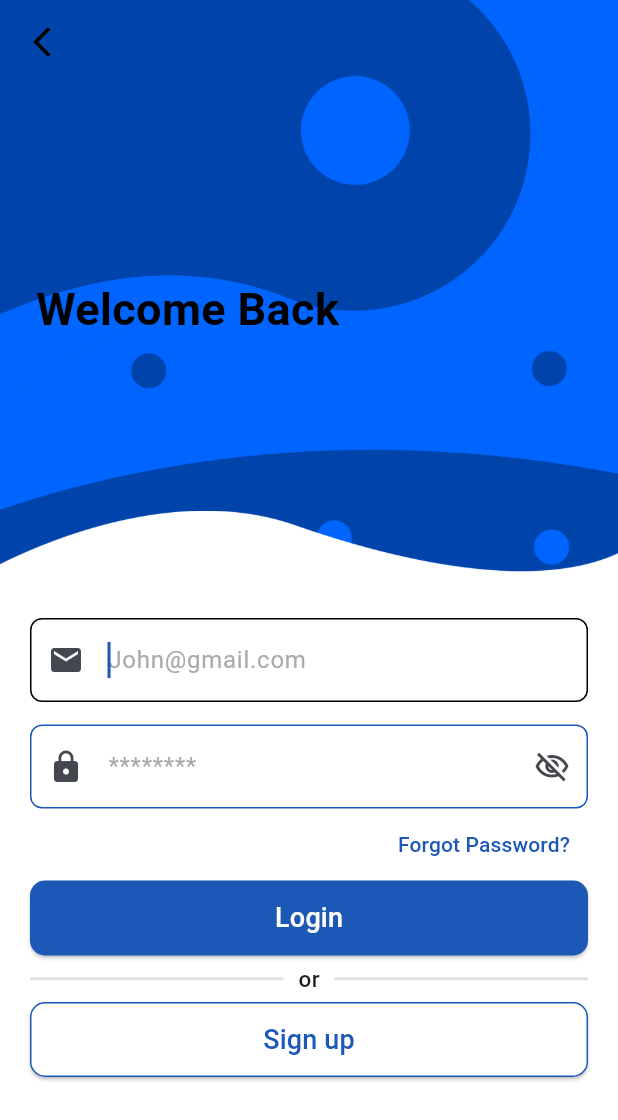
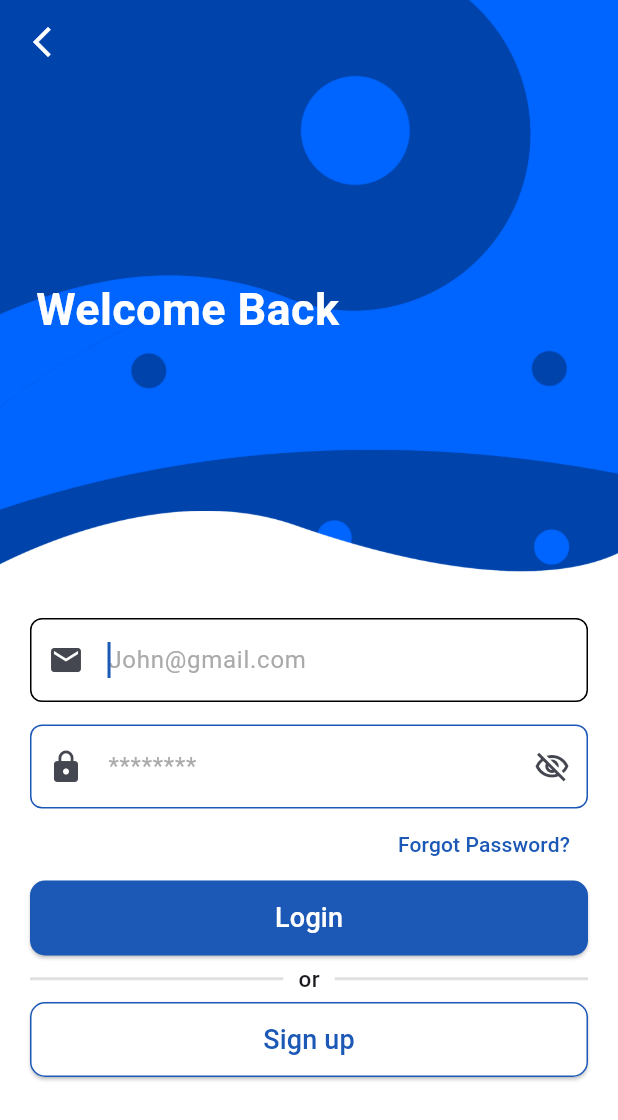
Before and after one commit to AhmedHelmy18/Whale-Chat, a Flutter app: the screen it shows after launch, after a tap on "Log in", on a phone screen of 412 x 824 dp. Shown: the top 1120 px of the screen. Run offline on Flutter 3.47's test engine with Material 3 defaults, Android fonts, the phone set to English and light mode, and no system bars; our stand-ins replace cloud_firestore, cloud_functions, firebase_auth, firebase_core, firebase_messaging; accounts and stored records are empty.

Commit message:
change the color from onPrimary to surface.

```diff
--- a/lib/app.dart
+++ b/lib/app.dart
@@ -7,69 +7,78 @@ import 'package:firebase_auth/firebase_auth.dart';
 import 'package:firebase_messaging/firebase_messaging.dart';
 import 'package:flutter/material.dart';
 
-class ChatApp extends StatefulWidget {
+class ChatApp extends StatelessWidget {
   const ChatApp({super.key});
 
   @override
-  State<ChatApp> createState() => _ChatAppState();
+  Widget build(BuildContext context) {
+    return MaterialApp(
+      debugShowCheckedModeBanner: false,
+      theme: ThemeData(colorScheme: colorScheme, useMaterial3: true),
+      home: StreamBuilder<User?>(
+        stream: FirebaseAuth.instance.authStateChanges(),
+        builder: (context, authSnapshot) {
+          if (authSnapshot.connectionState == ConnectionState.waiting) {
+            return const Scaffold(body: Center(child: CircularProgressIndicator()));
+          }
+          final user = authSnapshot.data;
+
+          if (user == null) {
+            return const OnboardingPage();
           }
 
-class _ChatAppState extends State<ChatApp> {
-  bool isLoggedIn = false;
-  bool isFirestoreChecked = false;
-  bool hasUserData = false;
+          return StreamBuilder<DocumentSnapshot>(
+            stream: FirebaseFirestore.instance
+                .collection('users')
+                .doc(user.uid)
+                .snapshots(),
+            builder: (context, docSnapshot) {
+              if (docSnapshot.connectionState == ConnectionState.waiting) {
+                return const Scaffold(body: Center(child: CircularProgressIndicator()));
+              }
+
+              final userExists = docSnapshot.data?.exists ?? false;
+
+              if (!userExists) {
+                return const OnboardingPage();
+              }
+              return const MainHome();
+            },
+          );
+        },
+      ),
+    );
+  }
+}
+
+class MainHome extends StatefulWidget {
+  const MainHome({super.key});
+
+  @override
+  State<MainHome> createState() => _MainHomeState();
+}
+
+class _MainHomeState extends State<MainHome> {
   int selectedIndex = 0;
-  final FirebaseAuth auth = FirebaseAuth.instance;
+
+  late final List<Widget> pages = [
+    const HomePage(),
+    ProfilePage(userId: FirebaseAuth.instance.currentUser!.uid),
+  ];
+
+  void onItemTapped(int index) {
+    setState(() => selectedIndex = index);
+  }
 
   @override
   void initState() {
     super.initState();
     FirebaseMessaging.instance.requestPermission();
-
-    FirebaseAuth.instance.authStateChanges().listen((User? user) async {
-      if (user != null) {
-        setState(() {
-          isLoggedIn = true;
-          isFirestoreChecked = false;
-        });
-
-        final userDoc = await FirebaseFirestore.instance
-            .collection('users')
-            .doc(user.uid)
-            .get();
-
-        setState(() {
-          hasUserData = userDoc.exists;
-          isFirestoreChecked = true;
-        });
-      } else {
-        setState(() {
-          isLoggedIn = false;
-        });
-      }
-    });
-  }
-
-  late final List<Widget> pages = [
-    HomePage(),
-    ProfilePage(
-      userId: auth.currentUser!.uid,
-    ),
-  ];
-
-  void onItemTapped(int index) {
-    setState(() {
-      selectedIndex = index;
-    });
   }
 
   @override
   Widget build(BuildContext context) {
-    return MaterialApp(
-      theme: ThemeData(colorScheme: colorScheme, useMaterial3: true),
-      debugShowCheckedModeBanner: false,
-      home: (isLoggedIn && hasUserData)
-          ? Scaffold(
+    return Scaffold(
       body: IndexedStack(
         index: selectedIndex,
         children: pages,
@@ -82,30 +91,18 @@ class _ChatAppState extends State<ChatApp> {
           unselectedItemColor: colorScheme.onSurface,
           currentIndex: selectedIndex,
           onTap: onItemTapped,
-                  selectedLabelStyle: const TextStyle(
-                    fontWeight: FontWeight.w500,
-                    fontSize: 18,
-                  ),
-                  unselectedLabelStyle: const TextStyle(
-                    fontWeight: FontWeight.w500,
-                    fontSize: 16,
-                  ),
+          selectedLabelStyle:
+              const TextStyle(fontWeight: FontWeight.w500, fontSize: 18),
+          unselectedLabelStyle:
+              const TextStyle(fontWeight: FontWeight.w500, fontSize: 16),
           selectedIconTheme: const IconThemeData(size: 30),
           unselectedIconTheme: const IconThemeData(size: 25),
           items: const [
-                    BottomNavigationBarItem(
-                      icon: Icon(Icons.home),
-                      label: 'Home',
-                    ),
-                    BottomNavigationBarItem(
-                      icon: Icon(Icons.person),
-                      label: 'Profile',
-                    ),
+            BottomNavigationBarItem(icon: Icon(Icons.home), label: 'Home'),
+            BottomNavigationBarItem(icon: Icon(Icons.person), label: 'Profile'),
           ],
         ),
       ),
-            )
-          : const OnboardingPage(),
     );
   }
 }
--- a/lib/theme/color_scheme.dart
+++ b/lib/theme/color_scheme.dart
@@ -1,6 +1,6 @@
 import 'package:flutter/material.dart';
 
-var colorScheme = ColorScheme.fromSeed(
+ColorScheme colorScheme = ColorScheme.fromSeed(
   seedColor: Color(0xff1c58b6),
   brightness: Brightness.light,
   surface: Color(0xffffffff),
--- a/lib/view/onboarding/forms/login_form.dart
+++ b/lib/view/onboarding/forms/login_form.dart
@@ -1,8 +1,8 @@
 import 'package:flutter/material.dart';
+import 'package:whale_chat/app.dart';
 import 'package:whale_chat/controller/auth_controller.dart';
 import 'package:whale_chat/theme/color_scheme.dart';
 import 'package:whale_chat/util/auth_validator.dart';
-import 'package:whale_chat/view/app/pages/home_page.dart';
 import 'package:whale_chat/view/onboarding/pages/forget_password.dart';
 import 'package:whale_chat/view/onboarding/pages/sign_up_page.dart';
 import 'package:whale_chat/view/onboarding/widgets/custom_text_form_field.dart';
@@ -40,7 +40,7 @@ class _LoginFormState extends State<LoginForm> {
     if (result == null) {
       Navigator.pushAndRemoveUntil(
         context,
-        MaterialPageRoute(builder: (context) => const HomePage()),
+        MaterialPageRoute(builder: (context) => const MainHome()),
         (route) => false,
       );
     } else {
--- a/lib/view/onboarding/pages/login_page.dart
+++ b/lib/view/onboarding/pages/login_page.dart
@@ -19,7 +19,7 @@ class LoginPage extends StatelessWidget {
           },
           icon: Icon(
             Icons.arrow_back_ios_new,
-            color: colorScheme.onPrimary,
+            color: colorScheme.surface,
           ),
         ),
         backgroundColor: Colors.transparent,
@@ -45,7 +45,7 @@ class LoginPage extends StatelessWidget {
                     Text(
                       "Welcome Back",
                       style: TextStyle(
-                        color: colorScheme.onPrimary,
+                        color: colorScheme.surface,
                         fontWeight: FontWeight.bold,
                         fontSize: 30,
                       ),
--- a/lib/view/onboarding/pages/onboarding_page.dart
+++ b/lib/view/onboarding/pages/onboarding_page.dart
@@ -31,7 +31,7 @@ class OnboardingPage extends StatelessWidget {
                 Text(
                   'Share Your Moments',
                   style: TextStyle(
-                    color: colorScheme.onPrimary,
+                    color: colorScheme.surface,
                     fontSize: 30,
                     fontWeight: FontWeight.w500,
                   ),
@@ -41,7 +41,7 @@ class OnboardingPage extends StatelessWidget {
                   'Enjoy real-time messaging with a simple and intuitive interface. Stay connected with ease.',
                   style: TextStyle(
                     fontWeight: FontWeight.w400,
-                    color: colorScheme.onPrimary,
+                    color: colorScheme.surface,
                     fontSize: 18,
                   ),
                 ),
@@ -52,7 +52,7 @@ class OnboardingPage extends StatelessWidget {
                   child: ElevatedButton(
                     style: ElevatedButton.styleFrom(
                       shadowColor: Colors.transparent,
-                      backgroundColor: colorScheme.onPrimary,
+                      backgroundColor: colorScheme.surface,
                       shape: RoundedRectangleBorder(
                         borderRadius: BorderRadius.circular(10),
                       ),
@@ -80,7 +80,7 @@ class OnboardingPage extends StatelessWidget {
                       shadowColor: Colors.transparent,
                       backgroundColor: Colors.transparent,
                       shape: RoundedRectangleBorder(
-                        side: BorderSide(color: colorScheme.onPrimary),
+                        side: BorderSide(color: colorScheme.surface),
                         borderRadius: BorderRadius.circular(10),
                       ),
                     ),
@@ -93,7 +93,7 @@ class OnboardingPage extends StatelessWidget {
                     child: Text(
                       'Sign Up',
                       style: TextStyle(
-                        color: colorScheme.onPrimary,
+                        color: colorScheme.surface,
                       ),
                     ),
                   ),
--- a/lib/view/onboarding/pages/sign_up_page.dart
+++ b/lib/view/onboarding/pages/sign_up_page.dart
@@ -18,7 +18,7 @@ class SignUpPage extends StatelessWidget {
           },
           icon: Icon(
             Icons.arrow_back_ios_new,
-            color: colorScheme.onPrimary,
+            color: colorScheme.surface,
           ),
         ),
         backgroundColor: Colors.transparent,
@@ -44,7 +44,7 @@ class SignUpPage extends StatelessWidget {
                     Text(
                       'Create Account',
                       style: TextStyle(
-                        color: colorScheme.onPrimary,
+                        color: colorScheme.surface,
                         fontSize: 30,
                         fontWeight: FontWeight.bold,
                       ),
--- a/lib/view/onboarding/pages/verify_email.dart
+++ b/lib/view/onboarding/pages/verify_email.dart
@@ -33,7 +33,7 @@ class _VerifyEmailPageState extends State<VerifyEmailPage> {
           if (!mounted) return;
           Navigator.pushAndRemoveUntil(
             context,
-            MaterialPageRoute(builder: (_) => const ChatApp()),
+            MaterialPageRoute(builder: (_) => const MainHome()),
             (route) => false,
           );
         } else {
```
Also changed, not shown: lib/controller/user_controller.dart (+4 -4 lines). Lines whose indentation alone changed are shown as unchanged.
